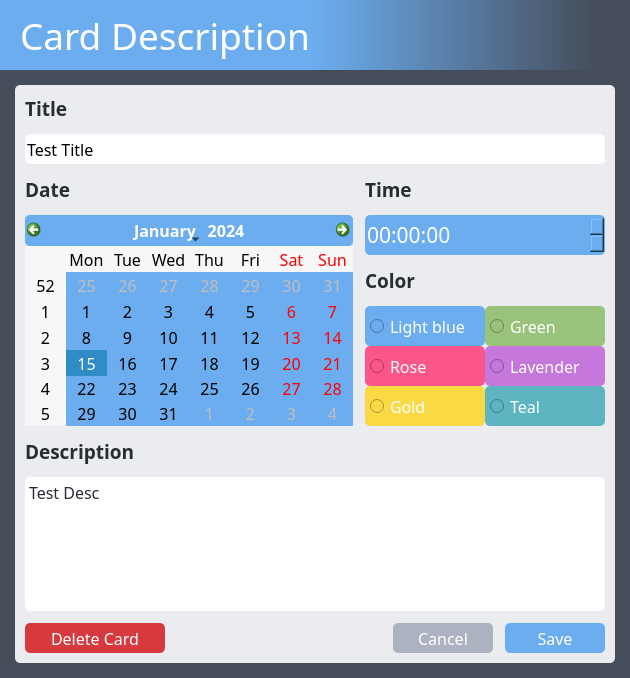
Old version of the form src/ui/card_description.ui in the repository dulapahv/Kanbaru.
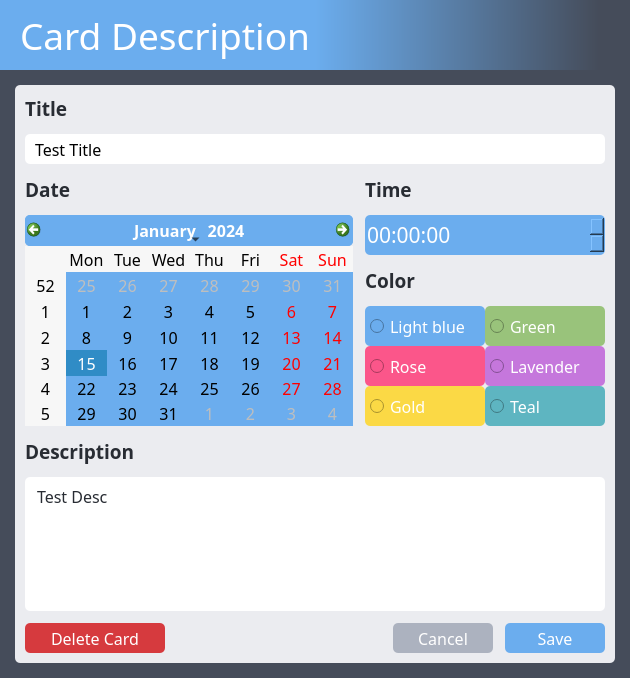
New version of the form.

Patch:
```diff
--- a/src/ui/card_description.ui
+++ b/src/ui/card_description.ui
@@ -129,7 +129,7 @@
              </font>
             </property>
             <property name="styleSheet">
-             <string notr="true">QLineEdit {background-color: #ffffff; color: #000000; border-radius: 5px}</string>
+             <string notr="true">QLineEdit {background-color: #ffffff; color: #000000; border-radius: 5px; padding: 0px 8px 0px 8px}</string>
             </property>
             <property name="text">
              <string>Test Title</string>
@@ -480,9 +480,15 @@
              </font>
             </property>
             <property name="styleSheet">
-             <string notr="true">QTextEdit {background-color: #ffffff; color: #282c33; border-radius: 5px}
+             <string notr="true">QTextEdit {background-color: #ffffff; color: #282c33; border-radius: 5px; padding: 4px 8px 4px 8px}
 QScrollBar:vertical {width: 10px; margin: 0px 0px 0px 0px; background-color: #acb2bf}</string>
             </property>
+            <property name="frameShape">
+             <enum>QFrame::NoFrame</enum>
+            </property>
+            <property name="autoFormatting">
+             <set>QTextEdit::AutoAll</set>
+            </property>
             <property name="html">
              <string>&lt;!DOCTYPE HTML PUBLIC &quot;-//W3C//DTD HTML 4.0//EN&quot; &quot;http://www.w3.org/TR/REC-html40/strict.dtd&quot;&gt;
 &lt;html&gt;&lt;head&gt;&lt;meta name=&quot;qrichtext&quot; content=&quot;1&quot; /&gt;&lt;meta charset=&quot;utf-8&quot; /&gt;&lt;style type=&quot;text/css&quot;&gt;
@@ -493,6 +499,9 @@
 &lt;/style&gt;&lt;/head&gt;&lt;body style=&quot; font-family:'Torus Pro'; font-size:12pt; font-weight:400; font-style:normal;&quot;&gt;
 &lt;p style=&quot; margin-top:0px; margin-bottom:0px; margin-left:0px; margin-right:0px; -qt-block-indent:0; text-indent:0px;&quot;&gt;&lt;span style=&quot; font-family:'Segoe UI';&quot;&gt;Test Desc&lt;/span&gt;&lt;/p&gt;&lt;/body&gt;&lt;/html&gt;</string>
             </property>
+            <property name="tabStopDistance">
+             <double>20.000000000000000</double>
+            </property>
            </widget>
           </item>
           <item>
```
Left out of the diff: 6 changed lines with no effect on the pictures.
